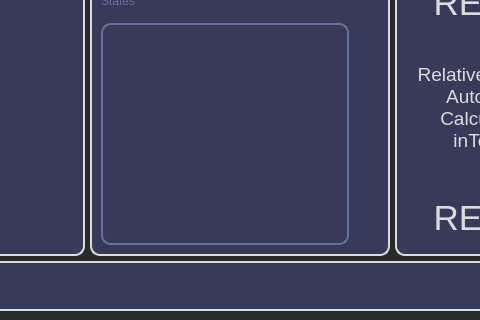
First picture: the form in UIs/MainWindow.ui, repository isaksengeir/REACT, before the edit; both pictures show x 124 to 604 and y 116 to 436 of the 736 by 436 pixel window.
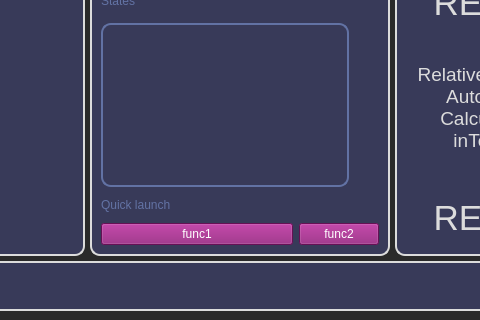
Second picture: the form after the edit. Icons and pictures are not drawn.

Diff of the .ui file:
```diff
--- a/UIs/MainWindow.ui
+++ b/UIs/MainWindow.ui
@@ -97,8 +97,9 @@
 
 
 QPushButton {
-	background-color: rgb(50,50,50);
+	background-color: rgb(143, 23, 119);
   	color: white;
+
 }
 
 QPushButton:hover
@@ -124,10 +125,11 @@
 QListWidget{
 border:None;
 margin-top:5px;
-margin-left:1px;
+margin-left:5px;
 margin-right:5px;
 
 
+
 color:rgb(220,220,220);
 
 }
@@ -136,6 +138,7 @@
 QListView::item {
     /* Won't work without borders set */
 	padding-left:1px;
+	padding-right:10px;
 	padding-top:1px;
 	padding-bottom:1px;
 }
@@ -147,6 +150,7 @@
 color: rgb(42,42,42);
 background-color:rgb(220,220,220);
 padding-left:10px;
+padding-right:-10px;
 
 }
 
@@ -660,6 +664,113 @@
            </item>
           </layout>
          </item>
+         <item>
+          <layout class="QGridLayout" name="gridLayout_3">
+           <item row="0" column="0">
+            <widget class="QLabel" name="label_4">
+             <property name="text">
+              <string>Quick launch</string>
+             </property>
+            </widget>
+           </item>
+           <item row="0" column="1">
+            <widget class="QPushButton" name="button_edit_file">
+             <property name="minimumSize">
+              <size>
+               <width>24</width>
+               <height>24</height>
+              </size>
+             </property>
+             <property name="maximumSize">
+              <size>
+               <width>24</width>
+               <height>24</height>
+              </size>
+             </property>
+             <property name="styleSheet">
+              <string notr="true"/>
+             </property>
+             <property name="text">
+              <string/>
+             </property>
+             <property name="icon">
+              <iconset resource="icons.qrc">
+               <normaloff>:/24x24/icons/edit-pencil.png</normaloff>:/24x24/icons/edit-pencil.png</iconset>
+             </property>
+             <property name="iconSize">
+              <size>
+               <width>24</width>
+               <height>24</height>
+              </size>
+             </property>
+             <property name="flat">
+              <bool>true</bool>
+             </property>
+            </widget>
+           </item>
+           <item row="0" column="2">
+            <widget class="QPushButton" name="button_print_file">
+             <property name="minimumSize">
+              <size>
+               <width>24</width>
+               <height>24</height>
+              </size>
+             </property>
+             <property name="maximumSize">
+              <size>
+               <width>24</width>
+               <height>24</height>
+              </size>
+             </property>
+             <property name="styleSheet">
+              <string notr="true"/>
+             </property>
+             <property name="text">
+              <string/>
+             </property>
+             <property name="icon">
+              <iconset resource="icons.qrc">
+               <normaloff>:/24x24/icons/view_file.png</normaloff>:/24x24/icons/view_file.png</iconset>
+             </property>
+             <property name="iconSize">
+              <size>
+               <width>24</width>
+               <height>24</height>
+              </size>
+             </property>
+             <property name="flat">
+              <bool>true</bool>
+             </property>
+            </widget>
+           </item>
+           <item row="1" column="0">
+            <widget class="QPushButton" name="pushButton_3">
+             <property name="minimumSize">
+              <size>
+               <width>0</width>
+               <height>20</height>
+              </size>
+             </property>
+             <property name="text">
+              <string>func1</string>
+             </property>
+            </widget>
+           </item>
+           <item row="1" column="1" colspan="2">
+            <widget class="QPushButton" name="pushButton_4">
+             <property name="minimumSize">
+              <size>
+               <width>0</width>
+               <height>20</height>
+              </size>
+             </property>
+             <property name="text">
+              <string>func2</string>
+             </property>
+            </widget>
+           </item>
+          </layout>
+         </item>
         </layout>
        </widget>
       </item>
```
